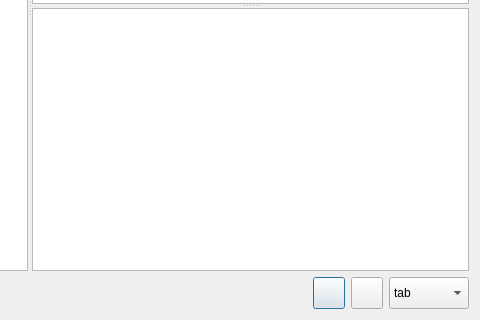
ccbogel/QualCoder, file GUI_UIs/ui_dialog_SQL.ui: the form before one commit; both pictures show x 420 to 900 and y 270 to 590 of the 900 by 590 pixel window.
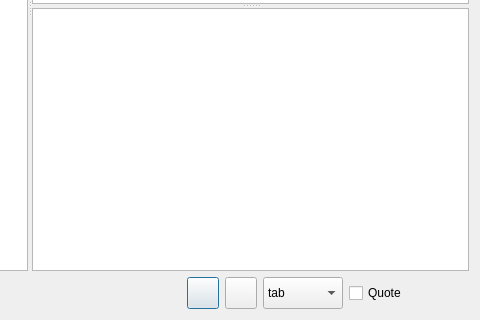
The form after the commit.

Patch:
```diff
--- a/GUI_UIs/ui_dialog_SQL.ui
+++ b/GUI_UIs/ui_dialog_SQL.ui
@@ -129,6 +129,28 @@
          </item>
         </widget>
        </item>
+       <item>
+        <widget class="QCheckBox" name="checkBox_quote">
+         <property name="minimumSize">
+          <size>
+           <width>120</width>
+           <height>0</height>
+          </size>
+         </property>
+         <property name="maximumSize">
+          <size>
+           <width>120</width>
+           <height>16777215</height>
+          </size>
+         </property>
+         <property name="toolTip">
+          <string>All fields quoted with quotation marks.</string>
+         </property>
+         <property name="text">
+          <string>Quote</string>
+         </property>
+        </widget>
+       </item>
       </layout>
      </item>
     </layout>
```
